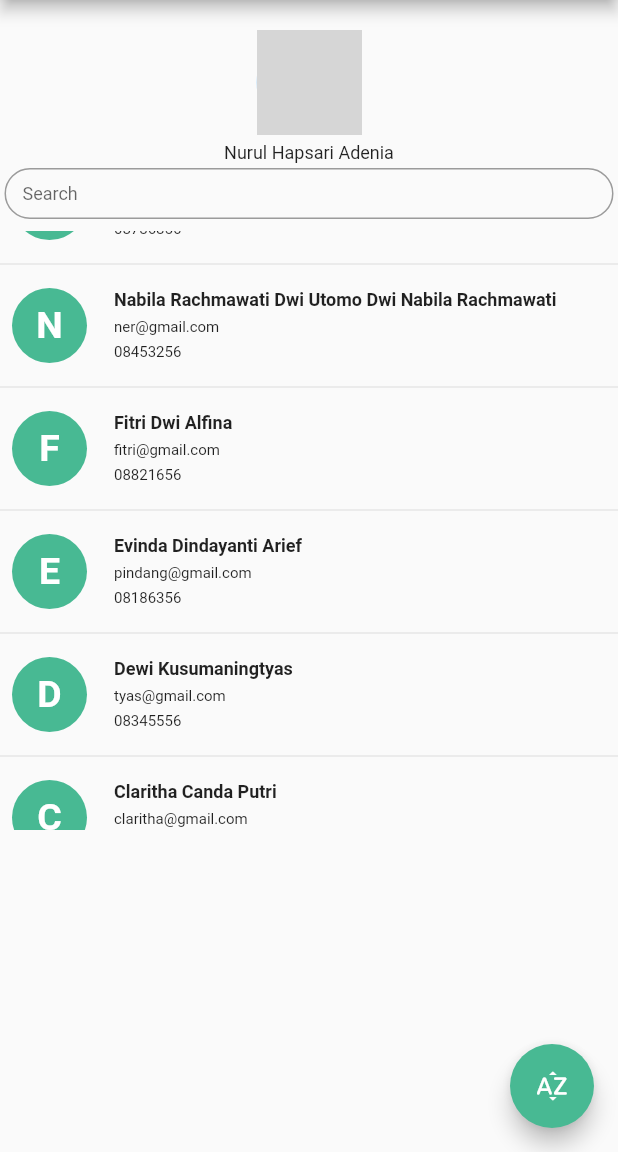
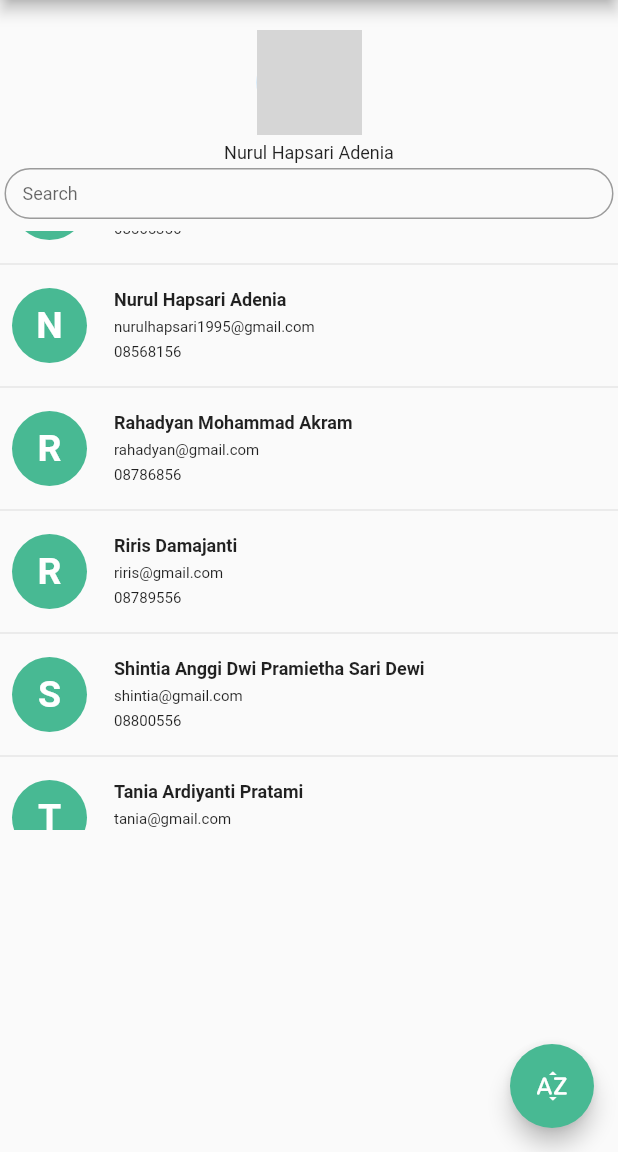
Before and after one commit to adeniaa30/tugas-01_192410102073_PemroMobileB, a Flutter app: the screen it shows after launch, scrolled down 544 dp, after a tap on the "sort by alpha" icon, on a phone screen of 412 x 824 dp, the part 84-1236 px from its top. Run offline on Flutter 3.47's test engine with Material 2 defaults, Android fonts, the phone set to English and light mode, and no system bars; our stand-ins replace contacts_service, google_fonts; missing offline and left inert: dart:ffi; network calls fail; grey boxes are pictures that could not be loaded.

```diff
--- a/contacts_app/lib/main.dart
+++ b/contacts_app/lib/main.dart
@@ -50,14 +50,14 @@ class _MyHomePageState extends State<MyHomePage> {
 
   // List<String> namaFilter = [];
   List<String> nama = <String>[
-    'Claritha Canda Putri',
     'Dewi Kusumaningtyas',
     'Evinda Dindayanti Arief',
+    'Nurul Hapsari Adenia',
+    'Claritha Canda Putri',
     'Fitri Dwi Alfina',
     'Nabila Rachmawati Dwi Utomo Dwi Nabila Rachmawati',
     'Nafi Ibdiyana Musyarrifani',
     'Nanda Maya Safitri',
-    'Nurul Hapsari Adenia',
     'Rahadyan Mohammad Akram',
     'Riris Damajanti',
     'Shintia Anggi Dwi Pramietha Sari Dewi',
@@ -81,24 +81,24 @@ class _MyHomePageState extends State<MyHomePage> {
   // }
 
   List<String> email = <String>[
+    'dewi@gmail.com',
+    'evinda@gmail.com',
+    'nurulhapsari1995@gmail.com',
     'claritha@gmail.com',
-    'tyas@gmail.com',
-    'pindang@gmail.com',
     'fitri@gmail.com',
-    'ner@gmail.com',
+    'nabila@gmail.com',
     'nafi@gmail.com',
-    'mayas@gmail.com',
-    'nurulhapsari1995@gmail.com',
-    'dyan@gmail.com',
+    'nanda@gmail.com',
+    'rahadyan@gmail.com',
     'riris@gmail.com',
-    'anggi@gmail.com',
+    'shintia@gmail.com',
     'tania@gmail.com'
   ];
 
   List<String> nomer = <String>[
-    '08565356',
     '08345556',
     '08186356',
+    '08565356',
     '08821656',
     '08453256',
     '08786856',
@@ -165,6 +165,8 @@ class _MyHomePageState extends State<MyHomePage> {
                 style: TextStyle(fontSize: 12),
                 // onChanged: (value) {},
               ),
+
+              // ),
             ),
             new Container(
                 padding: EdgeInsets.only(top: 5.0),
@@ -246,13 +248,18 @@ class _MyHomePageState extends State<MyHomePage> {
           ],
         ),
       ),
+      // SORTING ASCENDING
       floatingActionButton: new FloatingActionButton(
         onPressed: () {
           setState(() {
-            // nama.sort((a, b) => a.compareTo(b));
-            nama = nama.reversed.toList();
-            email = email.reversed.toList();
-            nomer = nomer.reversed.toList();
+            nama = nama..sort((a, b) => a.toString().compareTo(b.toString()));
+            email = email..sort((a, b) => a.toString().compareTo(b.toString()));
+            nomer = nomer..sort((a, b) => a.toString().compareTo(b.toString()));
+            // nama = nama..sort((b, a) => b.toString().compareTo(a.toString()));
+
+            // nama = nama.reversed.toList();
+            // email = email.reversed.toList();
+            // nomer = nomer.reversed.toList();
             // email.sort((a, b) => a.compareTo(b));
             // nomer.sort((a, b) => a.compareTo(b));
           });
```
